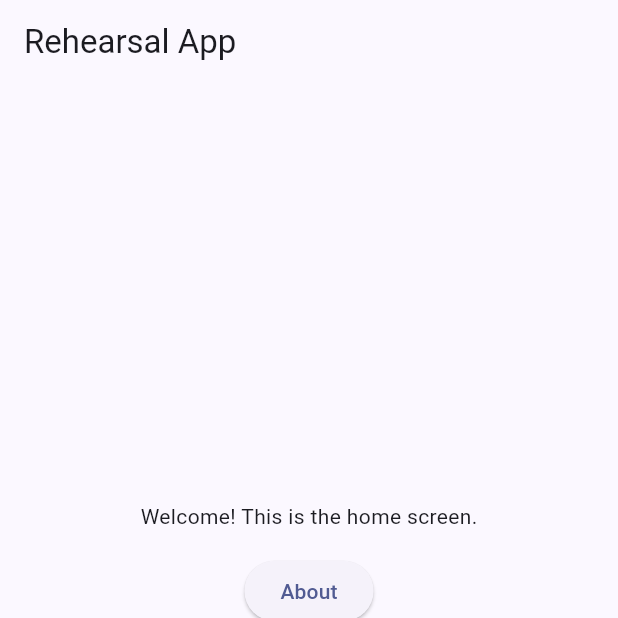
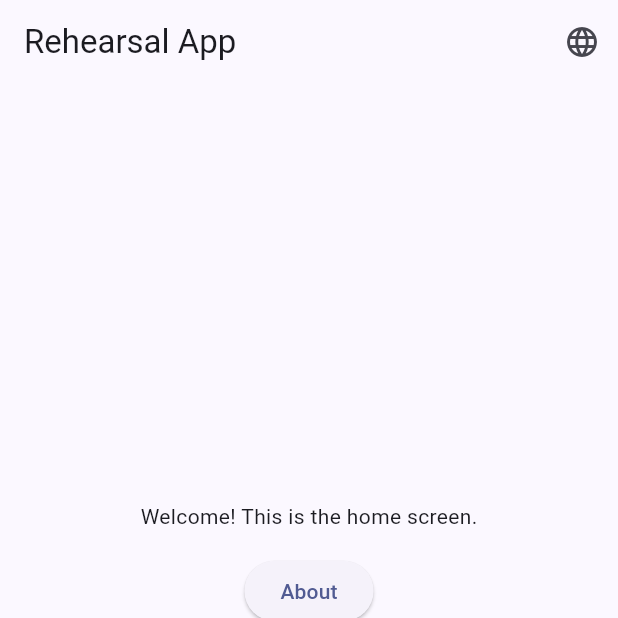
Before and after one commit to FertVad/rehearsal_app, a Flutter app: the screen it shows after launch, on a phone screen of 412 x 824 dp, the top half of it. Run offline on Flutter 3.47's test engine with Material 3 defaults, Android fonts, the phone set to English and light mode, and no system bars; our stand-ins replace drift, flutter_riverpod, go_router, timezone; accounts and stored records are empty; generated files the repository leaves out were written again.

```diff
--- a/lib/app.dart
+++ b/lib/app.dart
@@ -1,17 +1,20 @@
 import 'package:flutter/material.dart';
+import 'package:flutter_riverpod/flutter_riverpod.dart';
 import 'core/design_system/theme.dart';
+import 'core/l10n/locale_provider.dart';
 import 'package:rehearsal_app/l10n/app.dart';
 import 'package:rehearsal_app/l10n/app_localizations.dart';
 import 'core/router/app_router.dart';
 
-class App extends StatelessWidget {
+class App extends ConsumerWidget {
   App({super.key});
 
   final _appRouter = AppRouter();
 
   @override
-  Widget build(BuildContext context) {
+  Widget build(BuildContext context, WidgetRef ref) {
     return MaterialApp.router(
+      locale: ref.watch(localeProvider),
       onGenerateTitle: (context) => context.l10n.appTitle,
       theme: buildAppTheme(),
       routerConfig: _appRouter.router,
--- /dev/null
+++ b/lib/core/l10n/locale_provider.dart
@@ -0,0 +1,5 @@
+import 'package:flutter/widgets.dart';
+import 'package:flutter_riverpod/flutter_riverpod.dart';
+
+/// null = системная локаль; иначе фиксированная Locale
+final localeProvider = StateProvider<Locale?>((ref) => null);
--- a/lib/features/home/presentation/home_page.dart
+++ b/lib/features/home/presentation/home_page.dart
@@ -1,6 +1,7 @@
 import 'package:flutter/material.dart';
 import 'package:go_router/go_router.dart';
 import 'package:rehearsal_app/l10n/app.dart';
+import 'package:rehearsal_app/features/settings/presentation/language_menu.dart';
 
 class HomePage extends StatelessWidget {
   const HomePage({super.key});
@@ -8,7 +9,7 @@ class HomePage extends StatelessWidget {
   @override
   Widget build(BuildContext context) {
     return Scaffold(
-      appBar: AppBar(title: Text(context.l10n.appTitle)),
+      appBar: AppBar(title: Text(context.l10n.appTitle), actions: const [LanguageMenu()]),
       body: Center(
         child: Column(
           mainAxisAlignment: MainAxisAlignment.center,
--- /dev/null
+++ b/lib/features/settings/presentation/language_menu.dart
@@ -0,0 +1,38 @@
+import 'package:flutter/material.dart';
+import 'package:flutter_riverpod/flutter_riverpod.dart';
+import 'package:rehearsal_app/core/l10n/locale_provider.dart';
+
+class LanguageMenu extends ConsumerWidget {
+  const LanguageMenu({super.key});
+
+  @override
+  Widget build(BuildContext context, WidgetRef ref) {
+    final current = ref.watch(localeProvider);
+    PopupMenuEntry<Locale?> item(String title, Locale? value) {
+      final selected =
+          (current == null && value == null) ||
+          (current != null && value != null && current == value);
+      return PopupMenuItem<Locale?>(
+        value: value,
+        child: Row(
+          children: [
+            if (selected) const Icon(Icons.check, size: 18),
+            if (selected) const SizedBox(width: 8),
+            Text(title),
+          ],
+        ),
+      );
+    }
+
+    return PopupMenuButton<Locale?>(
+      icon: const Icon(Icons.language),
+      tooltip: 'Language',
+      onSelected: (value) => ref.read(localeProvider.notifier).state = value,
+      itemBuilder: (context) => [
+        item('System', null),
+        item('English', const Locale('en')),
+        item('Русский', const Locale('ru')),
+      ],
+    );
+  }
+}
--- a/lib/main.dart
+++ b/lib/main.dart
@@ -1,4 +1,7 @@
 import 'package:flutter/material.dart';
+import 'package:flutter_riverpod/flutter_riverpod.dart';
 import 'app.dart';
 
-void main() => runApp(App());
+void main() {
+  runApp(ProviderScope(child: App()));
+}
```
Also changed, not shown: 4 other files.
